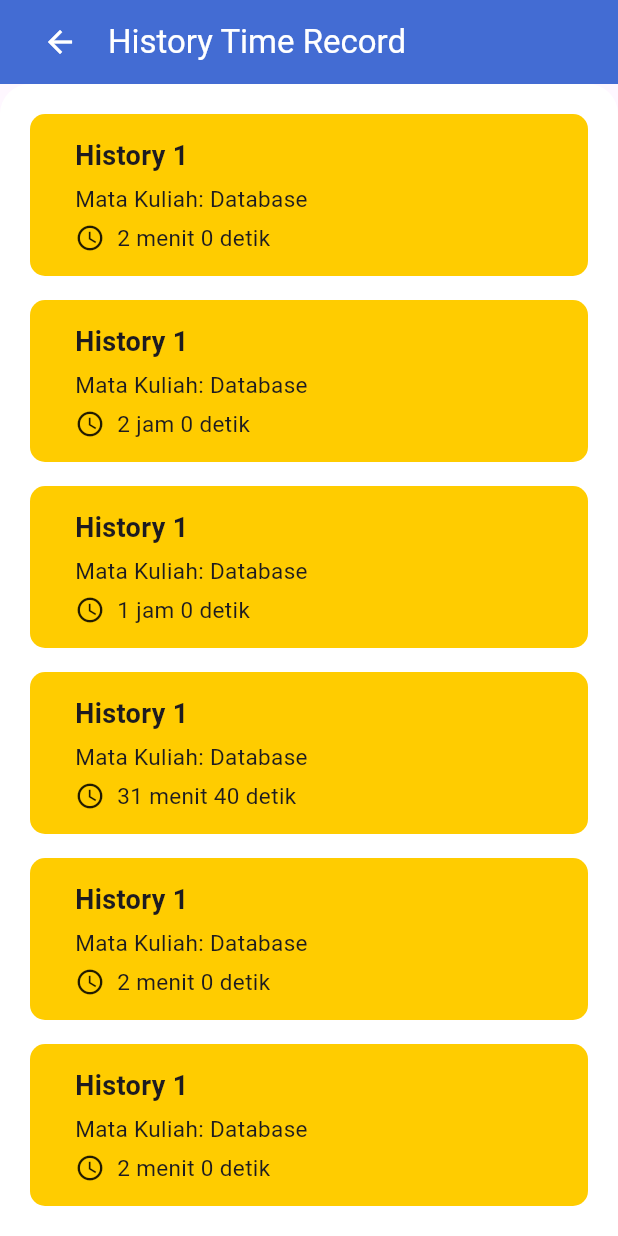
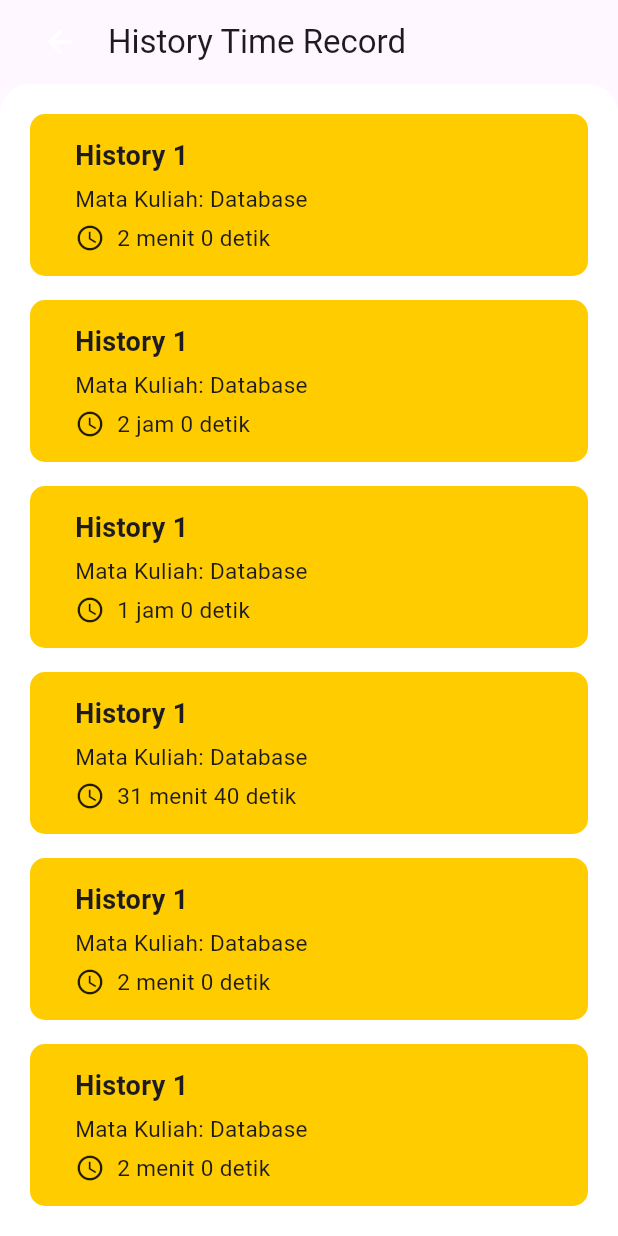
Before and after one commit to mdifal/KuliahKu-FE, a Flutter app: the screen it shows after launch, item 2 of the bottom bar chosen, after a tap on the "history" icon, on a phone screen of 412 x 824 dp. Run offline on Flutter 3.47's test engine with Material 3 defaults, Android fonts, the phone set to English and light mode, and no system bars; our stand-ins replace camera, dropdown_button2, file_picker, flutter_svg, image_picker, socket_io_client and 3 more; missing offline and left inert: chatapp, jwt_decode, passwordfield, time_picker_spinner; network calls fail.

Commit message:
update app bar

```diff
--- a/lib/ui/views/edit_password.dart
+++ b/lib/ui/views/edit_password.dart
@@ -87,7 +87,6 @@ class _EditPasswordPageState extends State<EditPasswordPage> {
             Text(
               'Edit Password',
               style: TextStyle(
-                color: white,
                 fontFamily: 'Poppins',
                 fontSize: 20,
                 fontWeight: FontWeight.w600,
@@ -95,7 +94,6 @@ class _EditPasswordPageState extends State<EditPasswordPage> {
             ),
           ],
         ),
-        backgroundColor: darkBlue,
       ),
       body: Padding(
         padding: const EdgeInsets.all(16.0),
--- a/lib/ui/views/history_time_record.dart
+++ b/lib/ui/views/history_time_record.dart
@@ -32,11 +32,9 @@ class _HistoryRecordPageState extends State<HistoryRecordPage> {
                 SizedBox(width: 8),
                 Text(
                   'History Time Record',
-                  style: TextStyle(color: Colors.white),
                 ),
               ],
             ),
-            backgroundColor: mainColor,
           ),
           body: SingleChildScrollView(
             child: Container(
```
Also changed, not shown: lib/ui/views/edit_profile.dart (+3 -5 lines).
